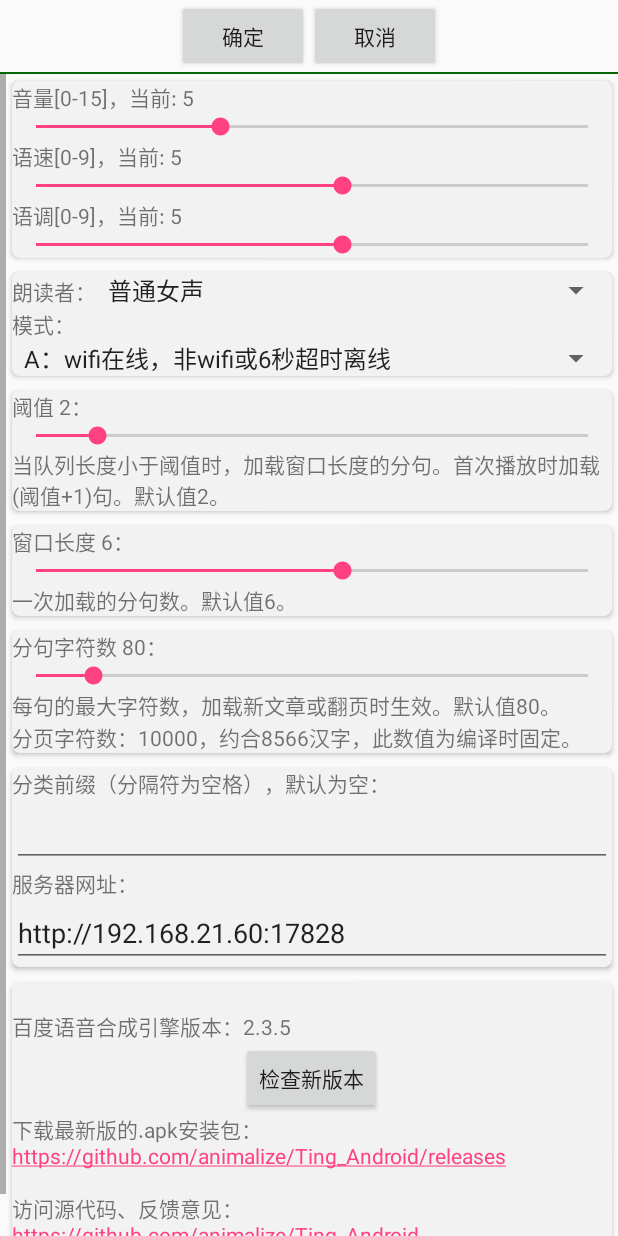
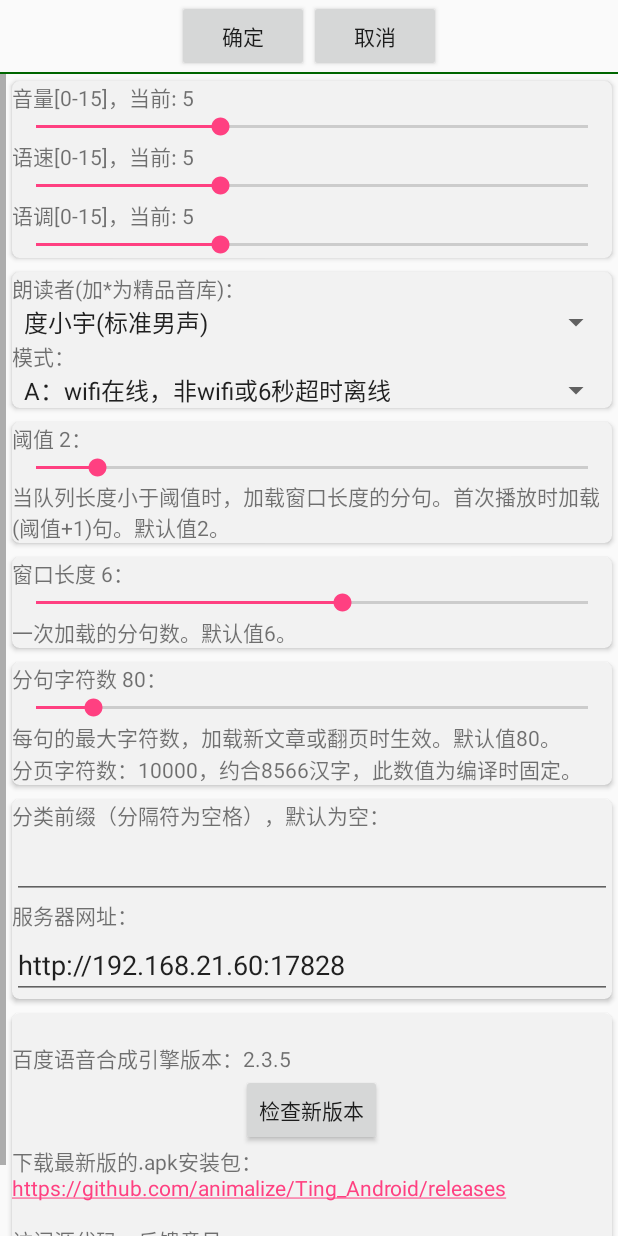
Before and after one commit to animalize/Ting_Android, an Android app: the screen it shows after launch (OptionActivity), after a tap on "设置", on a phone screen of 412 x 824 dp. Run offline under Robolectric (Android 15) with nearby library versions, the phone set to English and light mode, and no system bars; libraries missing offline, so code that uses them is left out: com.baidu.tts; pictures from the network do not load; 10 statements that could not run were skipped.

Commit message:
支持5个新上线的精品音库
语速、语调的最大值从9变为15

```diff
--- a/app/build.gradle
+++ b/app/build.gradle
@@ -8,7 +8,7 @@ android {
         minSdkVersion 14
         targetSdkVersion 27
         versionCode 1
-        versionName "2.0.9"
+        versionName "2.0.10"
         testInstrumentationRunner "android.support.test.runner.AndroidJUnitRunner"
         buildConfigField "long", "TIMESTAMP", System.currentTimeMillis() + "L"
     }
--- a/app/src/main/java/com/github/animalize/ting/TTS/Setting.java
+++ b/app/src/main/java/com/github/animalize/ting/TTS/Setting.java
@@ -35,26 +35,30 @@ public abstract class Setting {
     private static final String TAG_FENJU = "fenju";
     private static final String TAG_MODELFILEVER = "model_file_ver";
     private static final String[] SPEAKER_NAMES = {
-            "普通女声", "普通男声", "特别男声", "情感男声", "情感儿童声"};
+            "度小宇(标准男声)", "度小美(标准女声)",
+            "度逍遥(情感男声)", "度丫丫(情感儿童声)",
+            "度博文(*情感男声)", "度小童(*情感儿童声)",
+            "度小萌(*情感女声)", "度米朵(*情感儿童声)",
+            "度小娇(*情感女声)"};
+    private static final int[] SPEAKER_VALUES = {
+            1, 0,
+            3, 4,
+            106, 110,
+            111, 103,
+            5};
     private static String[] MIXMODE_NAMES = {
             "A：wifi在线，非wifi或6秒超时离线",
             "B：wifi,3G,4G在线，其它或6秒超时离线",
             "同A，1.2秒超时离线",
             "同B，1.2秒超时离线"
     };
-    // 音量，范围[0-9]
+    // 音量，范围[0-15]
     private int mVolume = 5;
-    // 语速，范围[0-9]
+    // 语速，范围[0-15]
     private int mSpeed = 5;
-    // 语调，范围[0-9]
+    // 语调，范围[0-15]
     private int mPitch = 5;
-    /*
-    * 0 (普通女声)
-    * 1 (普通男声)
-    * 2 (特别男声)
-    * 3 (情感男声<度逍遥>)
-    * 4 (情感儿童声<度丫丫>)
-    * */
+    /* SPEAKER_NAMES的索引 */
     private int mSpeaker = 0;
     /*
     * MIX_MODE_DEFAULT
@@ -163,8 +167,8 @@ public abstract class Setting {
     public void setmSpeed(int mSpeed) {
         if (mSpeed < 0) {
             this.mSpeed = 0;
-        } else if (mSpeed > 9) {
-            this.mSpeed = 9;
+        } else if (mSpeed > 15) {
+            this.mSpeed = 15;
         } else {
             this.mSpeed = mSpeed;
         }
@@ -177,8 +181,8 @@ public abstract class Setting {
     public void setmPitch(int mPitch) {
         if (mPitch < 0) {
             this.mPitch = 0;
-        } else if (mPitch > 9) {
-            this.mPitch = 9;
+        } else if (mPitch > 15) {
+            this.mPitch = 15;
         } else {
             this.mPitch = mPitch;
         }
@@ -189,10 +193,18 @@ public abstract class Setting {
     }
 
     public void setmSpeaker(int mSpeaker) {
-        if (mSpeaker < 0 || mSpeaker > 4) {
+        if (mSpeaker >= 0 && mSpeaker < SPEAKER_VALUES.length) {
+            this.mSpeaker = mSpeaker;
+        } else {
             this.mSpeaker = 0;
+        }
+    }
+
+    public int getSpeakerValue() {
+        if (mSpeaker >= 0 && mSpeaker < SPEAKER_VALUES.length) {
+            return SPEAKER_VALUES[mSpeaker];
         } else {
-            this.mSpeaker = mSpeaker;
+            return SPEAKER_VALUES[0];
         }
     }
 
@@ -244,7 +256,7 @@ public abstract class Setting {
 
         ss.setParam(
                 SpeechSynthesizer.PARAM_SPEAKER,
-                "" + getmSpeaker());
+                "" + getSpeakerValue());
 
         // Mix的模式
         String mixMode;
--- a/app/src/main/res/layout/activity_option.xml
+++ b/app/src/main/res/layout/activity_option.xml
@@ -88,7 +88,7 @@
                         <TextView
                             android:layout_width="wrap_content"
                             android:layout_height="wrap_content"
-                            android:text="语速[0-9]，当前: " />
+                            android:text="语速[0-15]，当前: " />
 
                         <TextView
                             android:id="@+id/speed_text"
@@ -100,7 +100,7 @@
                         android:id="@+id/speed_seekbar"
                         android:layout_width="match_parent"
                         android:layout_height="wrap_content"
-                        android:max="9" />
+                        android:max="15" />
 
                     <LinearLayout
                         android:layout_width="match_parent"
@@ -110,7 +110,7 @@
                         <TextView
                             android:layout_width="wrap_content"
                             android:layout_height="wrap_content"
-                            android:text="语调[0-9]，当前: " />
+                            android:text="语调[0-15]，当前: " />
 
                         <TextView
                             android:id="@+id/pitch_text"
@@ -122,7 +122,7 @@
                         android:id="@+id/pitch_seekbar"
                         android:layout_width="match_parent"
                         android:layout_height="wrap_content"
-                        android:max="9" />
+                        android:max="15" />
 
                 </LinearLayout>
             </android.support.v7.widget.CardView>
@@ -142,12 +142,12 @@
                     <LinearLayout
                         android:layout_width="match_parent"
                         android:layout_height="wrap_content"
-                        android:orientation="horizontal">
+                        android:orientation="vertical">
 
                         <TextView
                             android:layout_width="wrap_content"
                             android:layout_height="wrap_content"
-                            android:text="朗读者：" />
+                            android:text="朗读者(加*为精品音库)：" />
 
                         <Spinner
                             android:id="@+id/speaker_spinner"
--- a/build.gradle
+++ b/build.gradle
@@ -6,7 +6,7 @@ buildscript {
         google()
     }
     dependencies {
-        classpath 'com.android.tools.build:gradle:3.4.1'
+        classpath 'com.android.tools.build:gradle:3.4.2'
 
         // NOTE: Do not place your application dependencies here; they belong
         // in the individual module build.gradle files
```
Also changed, not shown: app/src/main/java/com/github/animalize/ting/TingTTS/TTSInitializer.java (+29 -11 lines).
